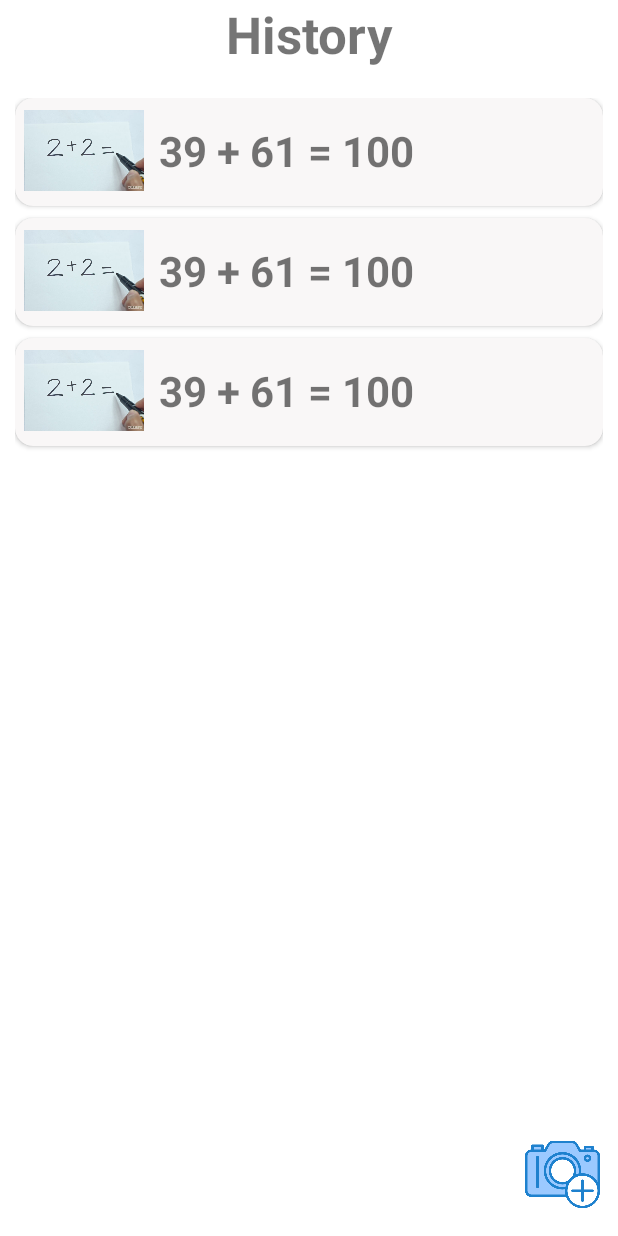
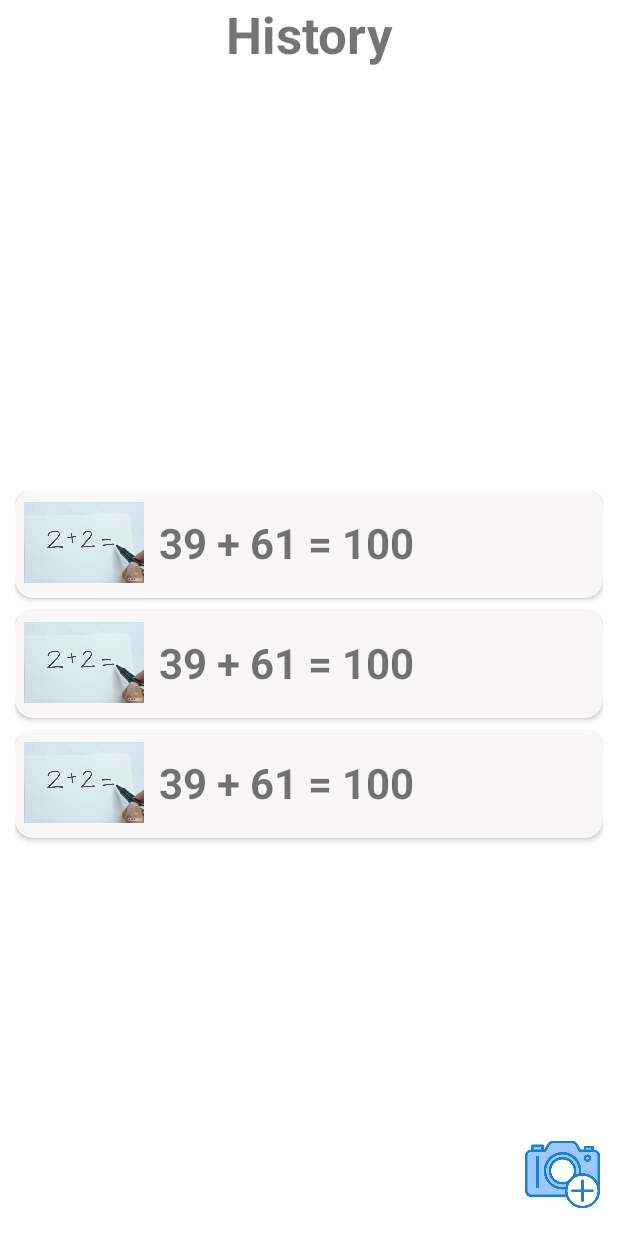
Before and after one commit to sadighasanzade/Matholic, an Android app: the layout activity_main.xml on its own in the app's theme, with its tools: preview values and no code run, on a phone screen of 412 x 824 dp. Run offline under Robolectric (Android 15) with nearby library versions, the phone set to English and light mode, and no system bars.

Commit message:
bugs in update are fixed

```diff
--- a/app/build.gradle
+++ b/app/build.gradle
@@ -34,6 +34,7 @@ android {
     kotlinOptions {
         jvmTarget = '1.8'
     }
+    buildToolsVersion '30.0.3'
 }
 
 
--- a/app/src/main/java/com/example/matholic/MainActivity.kt
+++ b/app/src/main/java/com/example/matholic/MainActivity.kt
@@ -12,6 +12,7 @@ import android.util.Log
 
 import android.widget.Toast
 import androidx.lifecycle.LifecycleOwner
+import androidx.lifecycle.MutableLiveData
 import androidx.lifecycle.Observer
 import androidx.lifecycle.ViewModelProvider
 import androidx.recyclerview.widget.LinearLayoutManager
@@ -90,7 +91,7 @@ class MainActivity : AppCompatActivity() {
         when(requestCode) {
             REQUEST_CAMERA -> {
                 val uri = data!!.data
-                val file = File(uri!!.path)
+                val file = File(uri?.path)
                 val bitmap = BitmapFactory.decodeFile(file.absolutePath)
                 val uuid = UUID.randomUUID().toString();
 
@@ -108,7 +109,6 @@ class MainActivity : AppCompatActivity() {
                 //post question
                 viewModel.postQuestion(file, uuid)
                 onQuestionPosted(uuid)
-                updateData()
             }
         }
         super.onActivityResult(requestCode, resultCode, data)
@@ -132,6 +132,7 @@ class MainActivity : AppCompatActivity() {
                     val expression = response.body()
                     expression?.let{
                         viewModel.updateQuestion(uuid, it.expression)
+                        viewModel.response = MutableLiveData()
                         updateData()
                     }
                 }
--- a/app/src/main/java/com/example/matholic/Utility/Constants.kt
+++ b/app/src/main/java/com/example/matholic/Utility/Constants.kt
@@ -4,7 +4,7 @@ import android.content.Context
 
 class Constants {
     companion object{
-        val BASE_URL = "http://44.206.241.197:8080/"
+        val BASE_URL = "http://54.172.215.103:8080/"
         val REQUEST_CAMERA = 3169
         val QUESTION_DIR = "questions"
         val IMAGE_KEY = "image_key"
--- a/app/src/main/java/com/example/matholic/db/QuestionDAO.kt
+++ b/app/src/main/java/com/example/matholic/db/QuestionDAO.kt
@@ -15,6 +15,9 @@ interface QuestionDAO {
     @Query("SELECT * FROM question_table")
     fun getAllQuestions() : LiveData<List<Question>>
 
+    @Query("SELECT * FROM question_table WHERE uuid = :uuid")
+    fun getQuestion(uuid: String) : LiveData<List<Question>>
+
     @Query("UPDATE question_table SET expression = :expression WHERE uuid = :uuid")
     fun updateQuestion(uuid : String, expression : String)
 }
--- a/app/src/main/java/com/example/matholic/network/MatholicApi.kt
+++ b/app/src/main/java/com/example/matholic/network/MatholicApi.kt
@@ -12,7 +12,7 @@ import retrofit2.http.Part
 interface MatholicApi {
 
     @Multipart
-    @POST("api/upload/")
+    @POST("uploadfile/")
     suspend fun postQuestion(
         @Part image : MultipartBody.Part,
         @Part("uuid") uuid : RequestBody
--- a/app/src/main/java/com/example/matholic/repo/MainRepository.kt
+++ b/app/src/main/java/com/example/matholic/repo/MainRepository.kt
@@ -29,7 +29,7 @@ class MainRepository{
 
     suspend fun postQuestion(file : File, uuid : String) : Response<QuestionResponse> {
         val filePart = MultipartBody.Part.createFormData(
-            "image",
+            "file",
             file.name,
             RequestBody.create(MediaType.parse("image/*"), file)
         )
--- a/app/src/main/res/layout/activity_main.xml
+++ b/app/src/main/res/layout/activity_main.xml
@@ -28,9 +28,10 @@
         android:id="@+id/item_list"
         app:layout_constraintStart_toStartOf="parent"
         app:layout_constraintEnd_toEndOf="parent"
+        app:layout_constraintBottom_toBottomOf="@+id/icon_camera"
         app:layout_constraintTop_toBottomOf="@+id/label_history"
         android:padding="10dp"
-        android:layout_marginTop="10dp"/>
+        android:layout_marginTop="40dp"/>
 
 
     <ImageView
```
Also changed, not shown: app/src/main/java/com/example/matholic/model/Question.kt (+6 -3 lines).
